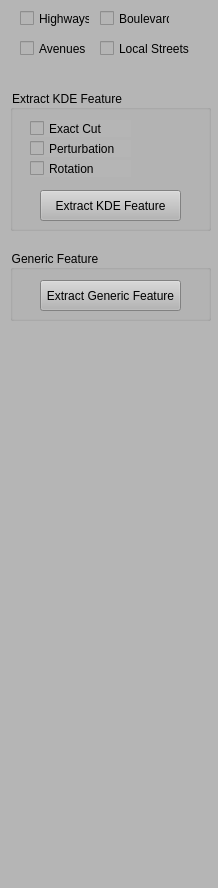
First picture: the form in RoadFeatureExplorer/ControlWidget.ui, repository gnishida/StreetDesigner, before the edit.
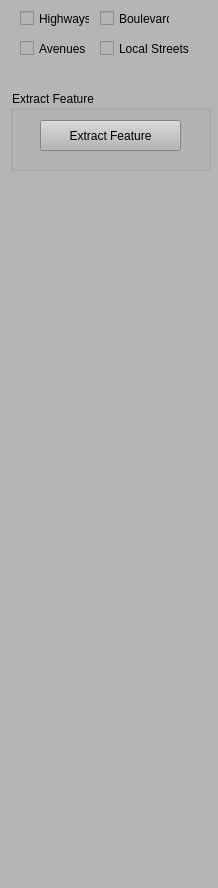
Second picture: the form after the edit.

The edit to the form file:
```diff
--- a/RoadFeatureExplorer/ControlWidget.ui
+++ b/RoadFeatureExplorer/ControlWidget.ui
@@ -52,62 +52,23 @@
       <x>10</x>
       <y>90</y>
       <width>201</width>
-      <height>141</height>
+      <height>81</height>
      </rect>
     </property>
     <property name="title">
-     <string>Extract KDE Feature</string>
+     <string>Extract Feature</string>
     </property>
     <widget class="QPushButton" name="pushButtonExtractKDEFeature">
      <property name="geometry">
       <rect>
        <x>30</x>
-       <y>100</y>
+       <y>30</y>
        <width>141</width>
        <height>31</height>
       </rect>
      </property>
      <property name="text">
-      <string>Extract KDE Feature</string>
-     </property>
-    </widget>
-    <widget class="QCheckBox" name="checkBoxPerturbation">
-     <property name="geometry">
-      <rect>
-       <x>20</x>
-       <y>50</y>
-       <width>101</width>
-       <height>17</height>
-      </rect>
-     </property>
-     <property name="text">
-      <string>Perturbation</string>
-     </property>
-    </widget>
-    <widget class="QCheckBox" name="checkBoxRotation">
-     <property name="geometry">
-      <rect>
-       <x>20</x>
-       <y>70</y>
-       <width>101</width>
-       <height>17</height>
-      </rect>
-     </property>
-     <property name="text">
-      <string>Rotation</string>
-     </property>
-    </widget>
-    <widget class="QCheckBox" name="checkBoxExactCut">
-     <property name="geometry">
-      <rect>
-       <x>20</x>
-       <y>30</y>
-       <width>101</width>
-       <height>17</height>
-      </rect>
-     </property>
-     <property name="text">
-      <string>Exact Cut</string>
+      <string>Extract Feature</string>
      </property>
     </widget>
    </widget>
@@ -137,32 +98,6 @@
      <string>Boulevard</string>
     </property>
    </widget>
-   <widget class="QGroupBox" name="groupBox">
-    <property name="geometry">
-     <rect>
-      <x>10</x>
-      <y>250</y>
-      <width>201</width>
-      <height>71</height>
-     </rect>
-    </property>
-    <property name="title">
-     <string>Generic Feature</string>
-    </property>
-    <widget class="QPushButton" name="pushButtonExtractGenericFeature">
-     <property name="geometry">
-      <rect>
-       <x>30</x>
-       <y>30</y>
-       <width>141</width>
-       <height>31</height>
-      </rect>
-     </property>
-     <property name="text">
-      <string>Extract Generic Feature</string>
-     </property>
-    </widget>
-   </widget>
   </widget>
  </widget>
  <resources/>
```
Left out of the diff: 2 changed lines with no effect on the pictures.
